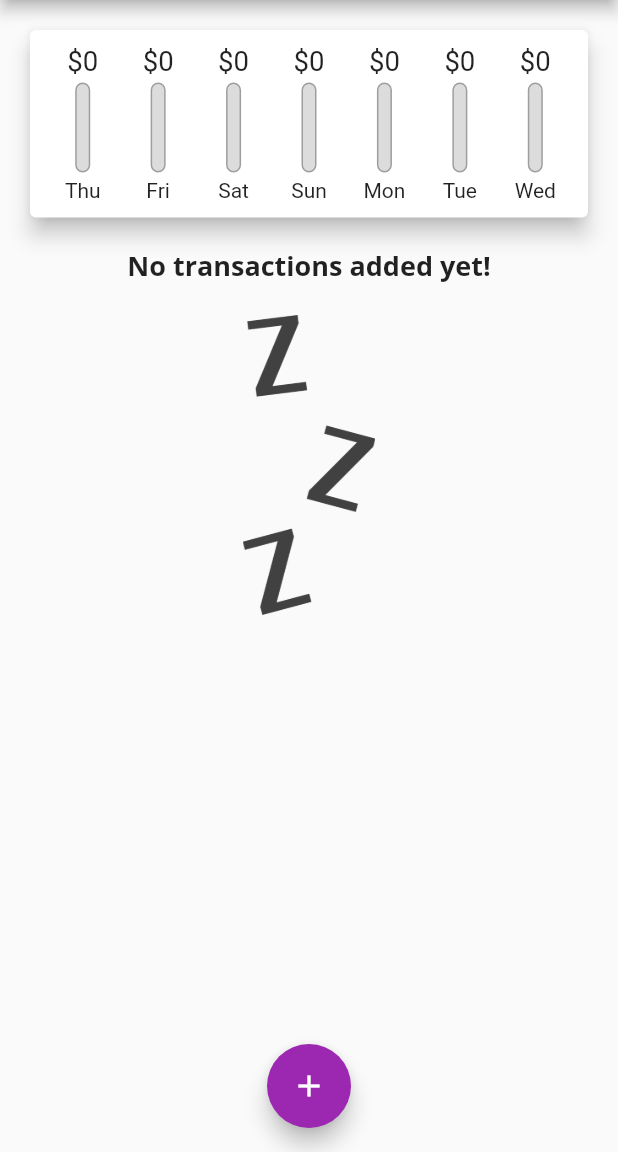
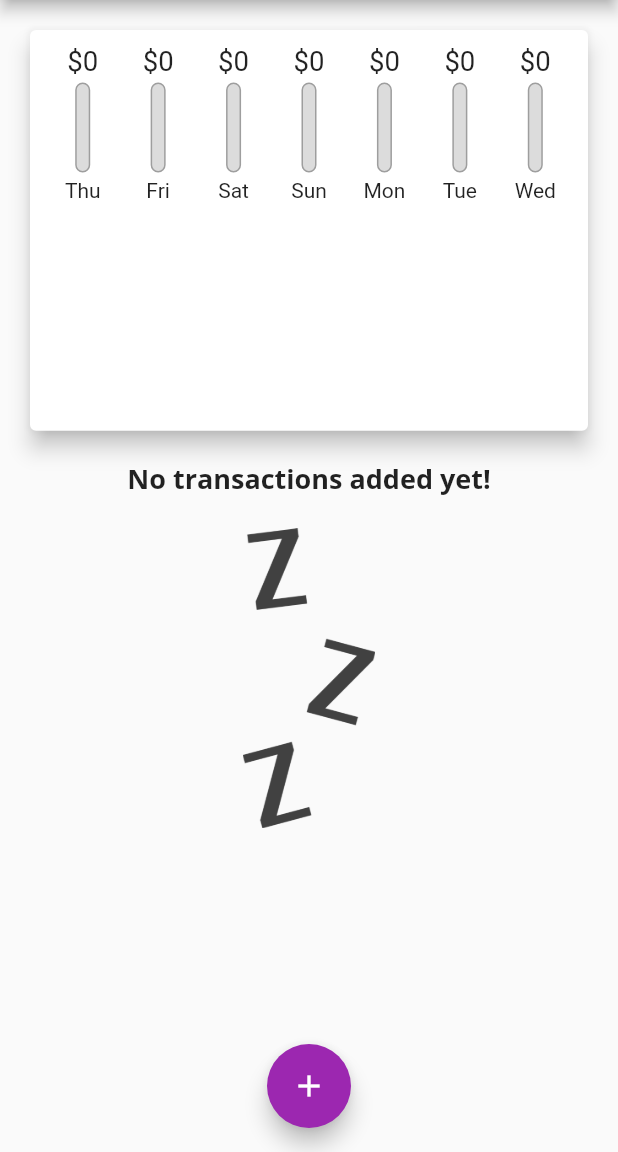
Before and after one commit to jsmrk/simple_expenses_tracker, a Flutter app: the screen it shows after launch, on a phone screen of 412 x 824 dp, the part 84-1236 px from its top. Run offline on Flutter 3.47's test engine with Material 2 defaults, Android fonts, the light colour scheme and no system bars.

Commit message:
F5 - EP5

```diff
--- a/lib/main.dart
+++ b/lib/main.dart
@@ -100,8 +100,7 @@ class _MyHomePageState extends State<MyHomePage> {
 
   @override
   Widget build(BuildContext context) {
-    return Scaffold(
-      appBar: AppBar(
+    final appBar = AppBar(
       title: Text(
         'Personal Expenses',
       ),
@@ -111,14 +110,29 @@ class _MyHomePageState extends State<MyHomePage> {
           onPressed: () => _startAddNewTransaction(context),
         ),
       ],
-      ),
+    );
+
+    return Scaffold(
+      appBar: appBar,
       body: SingleChildScrollView(
         child: Column(
           // mainAxisAlignment: MainAxisAlignment.start,
           crossAxisAlignment: CrossAxisAlignment.stretch,
           children: <Widget>[
-            Chart(_recentTransactions),
-            TransactionList(_userTransactions, _deleteTransaction),
+            Container(
+              height: (MediaQuery.of(context).size.height -
+                      appBar.preferredSize.height -
+                      MediaQuery.of(context).padding.top) *
+                  0.4,
+              child: Chart(_recentTransactions),
+            ),
+            Container(
+              height: (MediaQuery.of(context).size.height -
+                      appBar.preferredSize.height -
+                      MediaQuery.of(context).padding.top) *
+                  0.6,
+              child: TransactionList(_userTransactions, _deleteTransaction),
+            ),
           ],
         ),
       ),
--- a/lib/widgets/transaction_list.dart
+++ b/lib/widgets/transaction_list.dart
@@ -13,9 +13,7 @@ class TransactionList extends StatelessWidget {
 
   @override
   Widget build(BuildContext context) {
-    return Container(
-      height: 500,
-      child: transactions.isEmpty
+    return transactions.isEmpty
         ? Column(
             children: <Widget>[
               Text(
@@ -65,7 +63,6 @@ class TransactionList extends StatelessWidget {
               );
             },
             itemCount: transactions.length,
-            ),
           );
   }
 }
```
Lines whose indentation alone changed are shown as unchanged.
